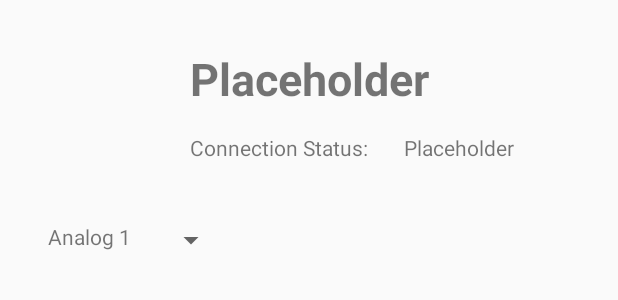
After one commit to programCounter/Aesir-Android, an Android app: the layout bsi_fragment.xml on its own in the app's theme, with its tools: preview values and no code run, on a phone screen of 412 x 824 dp. The commit adds this screen. Shown: the top 300 px of the screen. Run offline under Robolectric (Android 15) with nearby library versions, the phone set to English and light mode, and no system bars.

Commit message:
Bug fixed, fragment added
Fixed Connection Bug and added new fragment for bsi parameters

```diff
--- a/app/build.gradle
+++ b/app/build.gradle
@@ -11,8 +11,8 @@ android {
         applicationId "com.example.aesir"
         minSdkVersion 23
         targetSdkVersion 29
-        versionCode 14
-        versionName "PR.2019.10.17.12.03"
+        versionCode 16
+        versionName "PR.2019.10.18.12.54"
         testInstrumentationRunner "androidx.test.runner.AndroidJUnitRunner"
     }
     buildTypes {
--- /dev/null
+++ b/app/src/main/res/layout/bsi_fragment.xml
@@ -0,0 +1,57 @@
+<?xml version="1.0" encoding="utf-8"?>
+<androidx.constraintlayout.widget.ConstraintLayout
+    xmlns:android="http://schemas.android.com/apk/res/android"
+    xmlns:app="http://schemas.android.com/apk/res-auto"
+    android:layout_width="match_parent"
+    android:layout_height="match_parent">
+
+    <TextView
+        android:id="@+id/setup_bsi_title"
+        android:layout_width="wrap_content"
+        android:layout_height="wrap_content"
+        android:layout_marginTop="32dp"
+        android:text="@string/placeholder_text"
+        android:textSize="30sp"
+        android:textStyle="bold"
+        app:layout_constraintEnd_toEndOf="parent"
+        app:layout_constraintStart_toStartOf="parent"
+        app:layout_constraintTop_toTopOf="parent" />
+
+    <TextView
+        android:id="@+id/setup_bsi_connection_status_title"
+        android:layout_width="wrap_content"
+        android:layout_height="wrap_content"
+        android:layout_marginTop="16dp"
+        android:text="@string/setup_connection_subtitle"
+        app:layout_constraintStart_toStartOf="@+id/setup_bsi_title"
+        app:layout_constraintTop_toBottomOf="@+id/setup_bsi_title" />
+
+    <TextView
+        android:id="@+id/setup_bsi_connection_status"
+        android:layout_width="wrap_content"
+        android:layout_height="wrap_content"
+        android:layout_marginStart="24dp"
+        android:text="@string/placeholder_text"
+        app:layout_constraintBottom_toBottomOf="@+id/setup_bsi_connection_status_title"
+        app:layout_constraintStart_toEndOf="@+id/setup_bsi_connection_status_title" />
+
+    <TextView
+        android:id="@+id/bsi_analog_1_text"
+        android:layout_width="wrap_content"
+        android:layout_height="wrap_content"
+        android:layout_marginStart="32dp"
+        android:layout_marginTop="40dp"
+        android:text="@string/bsi_analog_sensor_1"
+        app:layout_constraintStart_toStartOf="parent"
+        app:layout_constraintTop_toBottomOf="@+id/setup_bsi_connection_status_title" />
+
+    <Spinner
+        android:id="@+id/bsi_analog_1_spinner"
+        android:layout_width="wrap_content"
+        android:layout_height="wrap_content"
+        android:layout_marginStart="16dp"
+        app:layout_constraintStart_toEndOf="@+id/bsi_analog_1_text"
+        app:layout_constraintTop_toTopOf="@+id/bsi_analog_1_text" />
+
+
+</androidx.constraintlayout.widget.ConstraintLayout>
```
Also changed, not shown: app/src/main/java/com/example/aesir/BSIFragment.kt (added, +102 -0 lines), app/src/main/java/com/example/aesir/MainActivity.kt (+37 -4 lines), app/src/main/res/layout/setup_fragment.xml (+12 -13 lines), app/src/main/res/values/strings.xml (+9 -0 lines).
